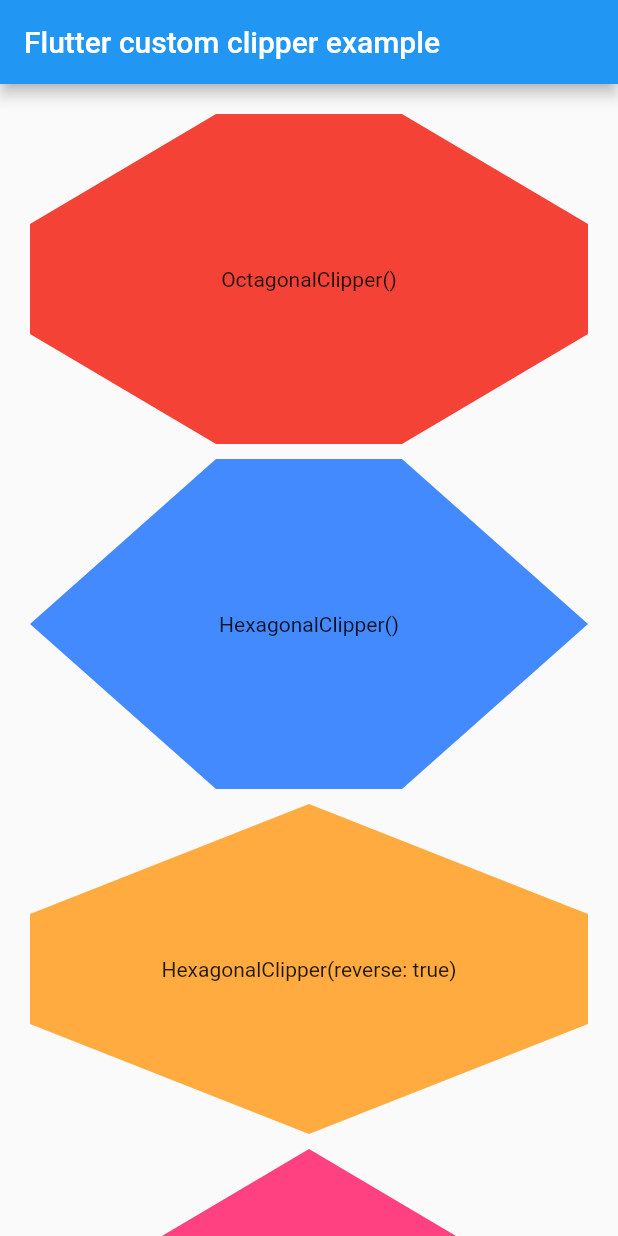
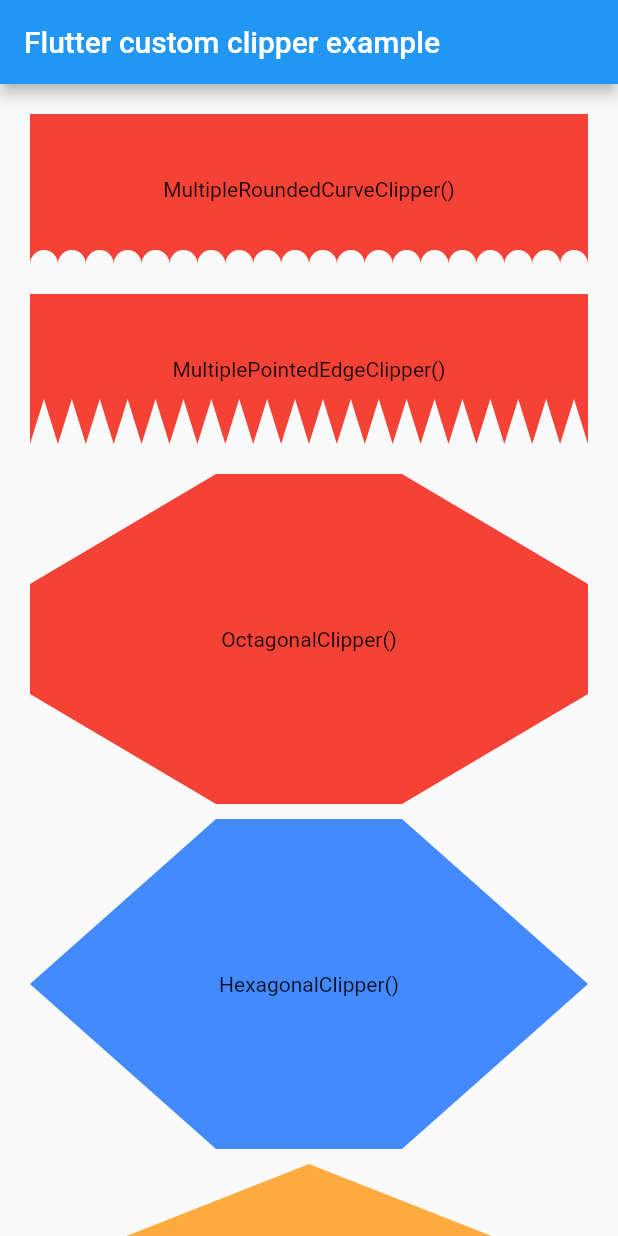
Before and after one commit to lohanidamodar/flutter_custom_clippers, a Flutter app: the screen it shows after launch, on a phone screen of 412 x 824 dp. Run offline on Flutter 3.47's test engine with Material 2 defaults, Android fonts, the phone set to English and light mode, and no system bars.

Commit message:
adding two new clippers

```diff
--- a/example/lib/main.dart
+++ b/example/lib/main.dart
@@ -22,6 +22,24 @@ class HomeScreen extends StatelessWidget {
       body: ListView(
         padding: EdgeInsets.all(20.0),
         children: <Widget>[
+          ClipPath(
+            clipper: MultipleRoundedCurveClipper(),
+            child: Container(
+              height: 100,
+              color: Colors.red,
+              child: Center(child: Text("MultipleRoundedCurveClipper()")),
+            ),
+          ),
+          SizedBox(height: 20.0,),
+          ClipPath(
+            clipper: MultiplePointedEdgeClipper(),
+            child: Container(
+              height: 100,
+              color: Colors.red,
+              child: Center(child: Text("MultiplePointedEdgeClipper()")),
+            ),
+          ),
+          SizedBox(height: 20.0,),
           ClipPath(
             clipper: OctagonalClipper(),
             child: Container(
--- a/lib/flutter_custom_clippers.dart
+++ b/lib/flutter_custom_clippers.dart
@@ -7,3 +7,5 @@ export 'src/parallelogram_clipper.dart';
 export 'src/rounded_diagonal_path_clipper.dart';
 export 'src/wave_clipper_1.dart';
 export 'src/wave_clipper_2.dart';
+export 'src/multiple_pointed_edge.dart';
+export 'src/multiple_rounded_curve.dart';
--- /dev/null
+++ b/lib/src/multiple_pointed_edge.dart
@@ -0,0 +1,23 @@
+import 'package:flutter/material.dart';
+
+class MultiplePointedEdgeClipper extends CustomClipper<Path> {
+
+ @override
+  Path getClip(Size size) {
+    Path path = Path();
+    path.lineTo(0, size.height);
+    var curXPos = 0.0;
+    var curYPos = size.height;
+    var increment = size.width / 40;
+    while (curXPos < size.width) {
+      curXPos += increment;
+      curYPos = curYPos == size.height ? size.height - 30 : size.height;
+      path.lineTo(curXPos, curYPos);
+    }
+    path.lineTo(size.width, 0);
+    return path;
+  }
+
+  @override
+  bool shouldReclip(CustomClipper<Path> oldClipper) => false;
+}
--- /dev/null
+++ b/lib/src/multiple_rounded_curve.dart
@@ -0,0 +1,22 @@
+import 'package:flutter/material.dart';
+
+class MultipleRoundedCurveClipper extends CustomClipper<Path> {
+
+ @override
+  Path getClip(Size size) {
+    Path path = Path();
+    path.lineTo(0, size.height);
+    var curXPos = 0.0;
+    var curYPos = size.height;
+    var increment = size.width / 20;
+    while (curXPos < size.width) {
+      curXPos += increment;
+      path.arcToPoint(Offset(curXPos, curYPos), radius: Radius.circular(5));
+    }
+    path.lineTo(size.width, 0);
+    return path;
+  }
+
+  @override
+  bool shouldReclip(CustomClipper<Path> oldClipper) => false;
+}
```
